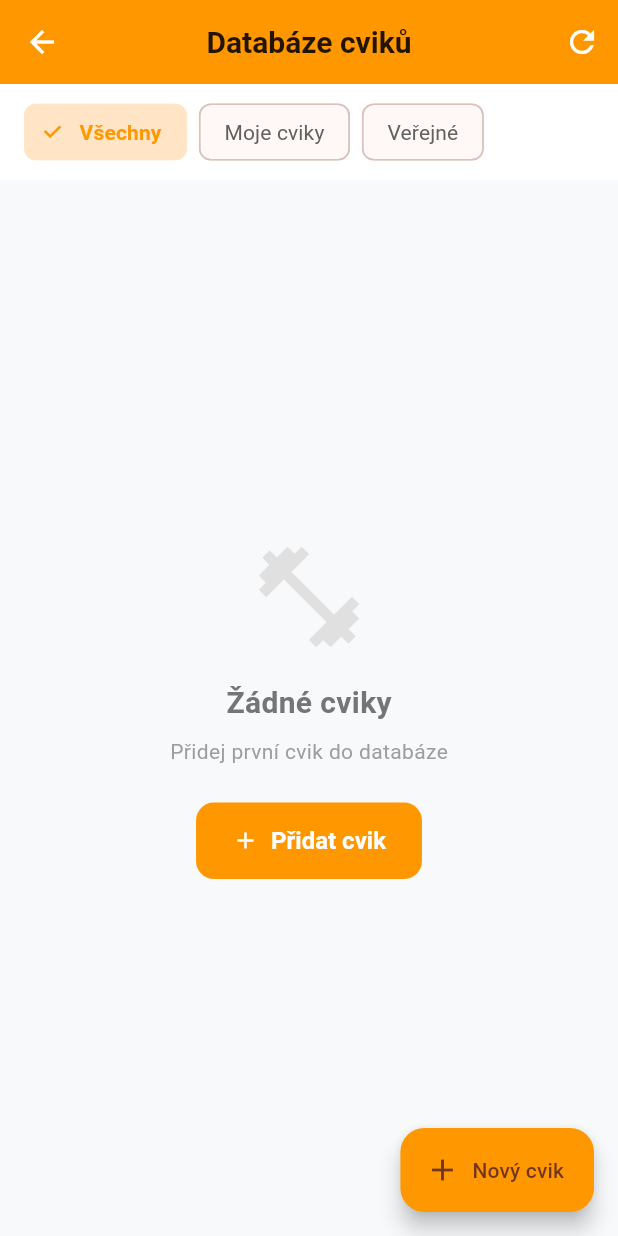
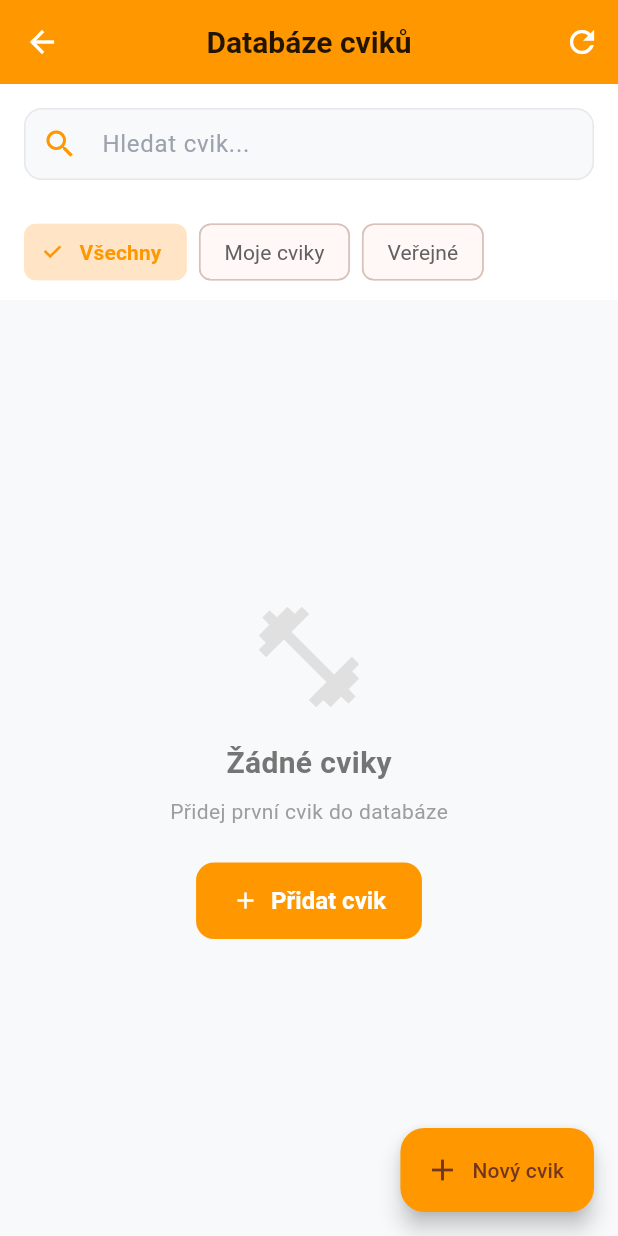
Before and after one commit to alesvcelka1/MaturitniProjekt, a Flutter app: the ExercisesManagementPage screen opened directly, after a tap on the "refresh" icon, on a phone screen of 412 x 824 dp. Run offline on Flutter 3.47's test engine with Material 3 defaults, Android fonts, the light colour scheme and no system bars; our stand-ins replace cloud_firestore, firebase_auth, firebase_core, fl_chart, font_awesome_flutter, google_sign_in and 3 more; missing offline and left inert: mobile_scanner; accounts and stored records are empty; Roboto replaces fonts that are missing (SF Pro Display).

Commit message:
vyhledavani cviku v databázi

```diff
--- a/lib/pages/exercises_management_page.dart
+++ b/lib/pages/exercises_management_page.dart
@@ -12,13 +12,22 @@ class ExercisesManagementPage extends StatefulWidget {
 
 class _ExercisesManagementPageState extends State<ExercisesManagementPage> {
   List<Map<String, dynamic>> _exercises = [];
+  List<Map<String, dynamic>> _filteredExercises = [];
   bool _isLoading = true;
   String _filter = 'all'; // all, my, public
+  final TextEditingController _searchController = TextEditingController();
 
   @override
   void initState() {
     super.initState();
     _loadExercises();
+    _searchController.addListener(_filterExercises);
+  }
+
+  @override
+  void dispose() {
+    _searchController.dispose();
+    super.dispose();
   }
 
   Future<void> _loadExercises() async {
@@ -35,7 +44,23 @@ class _ExercisesManagementPageState extends State<ExercisesManagementPage> {
       } else {
         _exercises = exercises;
       }
+      _filteredExercises = _exercises;
       _isLoading = false;
+    });
+    _filterExercises();
+  }
+
+  void _filterExercises() {
+    final query = _searchController.text.toLowerCase();
+    setState(() {
+      if (query.isEmpty) {
+        _filteredExercises = _exercises;
+      } else {
+        _filteredExercises = _exercises.where((exercise) {
+          final name = (exercise['name'] as String? ?? '').toLowerCase();
+          return name.contains(query);
+        }).toList();
+      }
     });
   }
 
@@ -58,6 +83,37 @@ class _ExercisesManagementPageState extends State<ExercisesManagementPage> {
       ),
       body: Column(
         children: [
+          // Search bar
+          Container(
+            color: Colors.white,
+            padding: const EdgeInsets.all(16),
+            child: TextField(
+              controller: _searchController,
+              decoration: InputDecoration(
+                hintText: 'Hledat cvik...',
+                prefixIcon: const Icon(Icons.search, color: Colors.orange),
+                suffixIcon: _searchController.text.isNotEmpty
+                    ? IconButton(
+                        icon: const Icon(Icons.clear),
+                        onPressed: () {
+                          _searchController.clear();
+                        },
+                      )
+                    : null,
+                filled: true,
+                fillColor: const Color(0xFFF8F9FA),
+                border: OutlineInputBorder(
+                  borderRadius: BorderRadius.circular(12),
+                  borderSide: BorderSide.none,
+                ),
+                contentPadding: const EdgeInsets.symmetric(
+                  horizontal: 16,
+                  vertical: 12,
+                ),
+              ),
+            ),
+          ),
+
           // Filter tabs
           Container(
             color: Colors.white,
@@ -77,13 +133,13 @@ class _ExercisesManagementPageState extends State<ExercisesManagementPage> {
           Expanded(
             child: _isLoading
                 ? const Center(child: CircularProgressIndicator())
-                : _exercises.isEmpty
+                : _filteredExercises.isEmpty
                     ? _buildEmptyState()
                     : ListView.builder(
                         padding: const EdgeInsets.all(16),
-                        itemCount: _exercises.length,
+                        itemCount: _filteredExercises.length,
                         itemBuilder: (context, index) {
-                          final exercise = _exercises[index];
+                          final exercise = _filteredExercises[index];
                           return _buildExerciseCard(exercise);
                         },
                       ),
```
